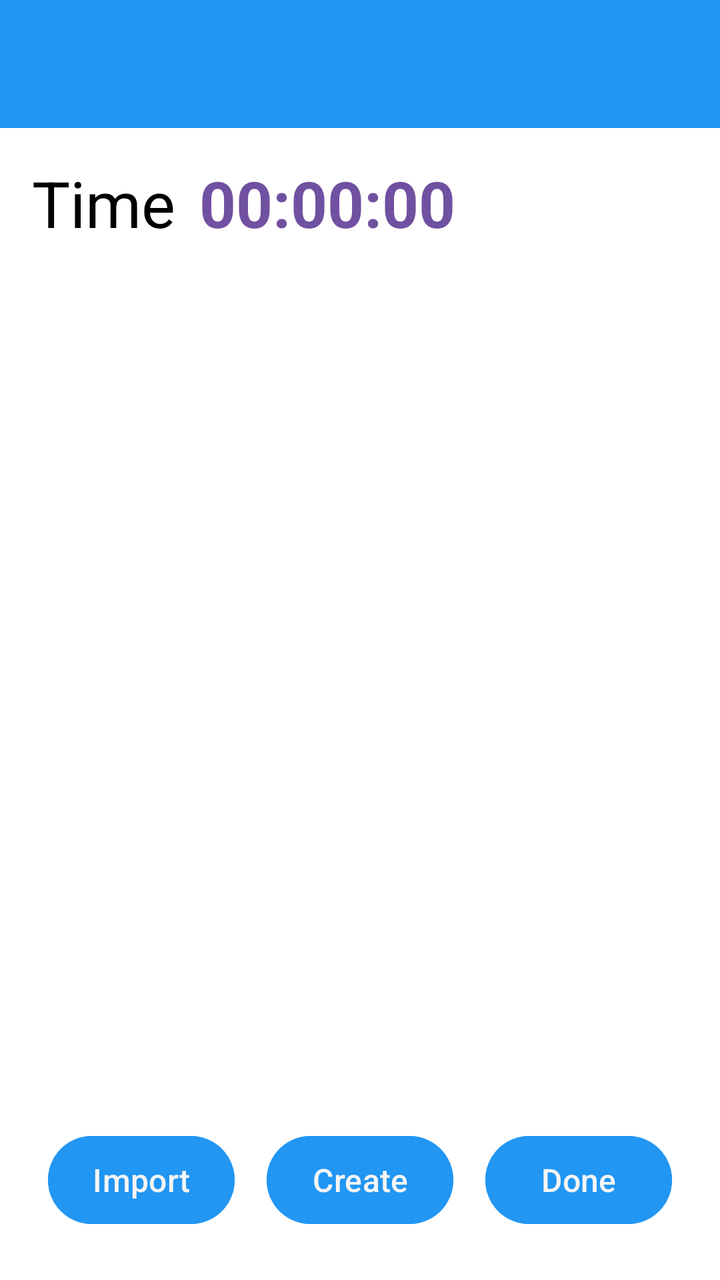
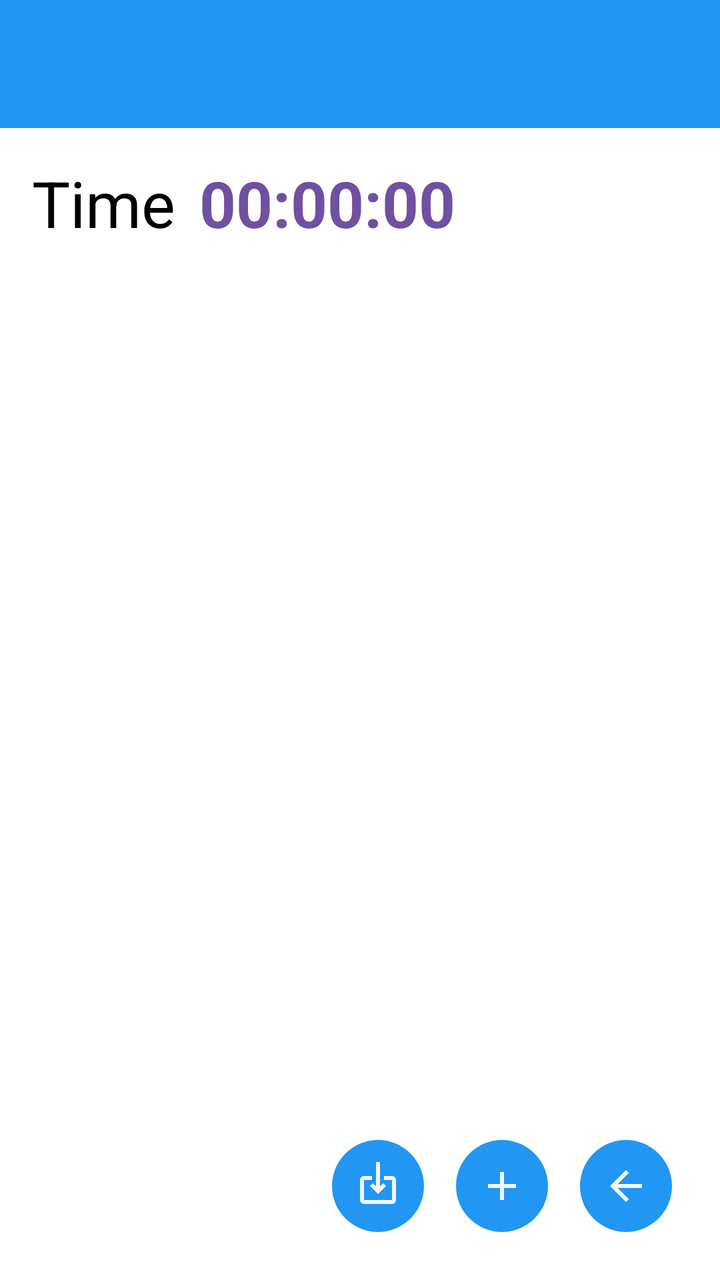

An Android layout rendered at two revisions. The XML below is the earlier revision; the diff shows what the commit changed to produce the second picture.
<!-- AndroidManifest.xml: application theme Theme.Freer -->
<!-- res/layout/activity_totp.xml -->
<?xml version="1.0" encoding="utf-8"?>
<LinearLayout xmlns:android="http://schemas.android.com/apk/res/android"
    android:layout_width="match_parent"
    android:layout_height="match_parent"
    android:orientation="vertical">

    <include layout="@layout/common_toolbar" />

    <LinearLayout
        android:layout_width="match_parent"
        android:layout_height="wrap_content"
        android:orientation="horizontal"
        android:padding="16dp"
        android:id="@+id/timeContainer"
        android:gravity="center_vertical">

        <TextView
            android:id="@+id/timeLabel"
            android:layout_width="wrap_content"
            android:layout_height="wrap_content"
            android:text="@string/time"
            android:textColor="@color/text_color"
            android:textSize="32sp"
            android:layout_marginEnd="12dp" />

        <TextView
            android:id="@+id/currentTimeText"
            android:layout_width="wrap_content"
            android:layout_height="wrap_content"
            android:text="@string/_00_00_00"
            android:textSize="32sp"
            android:textStyle="bold"
            android:textColor="@color/field_name"
            android:layout_marginEnd="16dp" />
    </LinearLayout>

    <androidx.core.widget.NestedScrollView
        android:layout_width="match_parent"
        android:layout_height="0dp"
        android:layout_weight="1"
        android:fillViewport="true">
        <LinearLayout
            android:id="@+id/totpCardList"
            android:layout_width="match_parent"
            android:layout_height="wrap_content"
            android:orientation="vertical"
            android:padding="8dp" />
    </androidx.core.widget.NestedScrollView>

    <LinearLayout
        android:id="@+id/buttonContainer"
        android:layout_width="match_parent"
        android:layout_height="wrap_content"
        android:orientation="horizontal"
        android:gravity="center"
        android:padding="16dp">

        <Button
            android:id="@+id/importButton"
            style="@style/ButtonStyle"
            android:text="@string/import_tx" />

        <Button
            android:id="@+id/createButton"
            style="@style/ButtonStyle"
            android:text="@string/create" />

        <Button
            android:id="@+id/doneButton"
            style="@style/ButtonStyle"
            android:text="@string/done" />
    </LinearLayout>
</LinearLayout>
<!-- res/layout/common_toolbar.xml (included above) -->
<?xml version="1.0" encoding="utf-8"?>
<androidx.appcompat.widget.Toolbar xmlns:android="http://schemas.android.com/apk/res/android"
    xmlns:app="http://schemas.android.com/apk/res-auto"
    android:id="@+id/toolbar"
    android:layout_width="match_parent"
    android:layout_height="?attr/actionBarSize"
    android:background="@color/colorAccent"
    android:theme="@style/ThemeOverlay.Freer.Toolbar">

    <LinearLayout
        android:id="@+id/toolbar_fid_container"
        android:layout_width="wrap_content"
        android:layout_height="match_parent"
        android:layout_gravity="end"
        android:orientation="horizontal"
        android:gravity="center_vertical"
        android:paddingEnd="4dp"
        android:paddingStart="16dp"
        android:visibility="gone"
        android:clickable="true"
        android:focusable="true"
        android:background="?android:attr/selectableItemBackground">

        <TextView
            android:id="@+id/toolbar_fid_text"
            android:layout_width="wrap_content"
            android:layout_height="wrap_content"
            android:layout_marginEnd="8dp"
            android:text="FID123456789..."
            android:textColor="@android:color/white"
            android:textSize="14sp"
            android:maxLines="1"
            android:ellipsize="none" />

        <ImageView
            android:id="@+id/toolbar_avatar"
            android:layout_width="42dp"
            android:layout_height="42dp"
            android:background="@color/colorAccent"
            android:scaleType="centerCrop"
            android:contentDescription="@string/avatar" />

    </LinearLayout>

</androidx.appcompat.widget.Toolbar>
<!-- resources referenced by this layout -->
<resources>
  <color name="colorAccent">#2196F3</color>
  <color name="field_name">#7050A0</color>
  <color name="text_color">#000000</color>
  <string name="_00_00_00" translatable="false">00:00:00</string>
  <string name="avatar">Avatar</string>
  <string name="create">Create</string>
  <string name="done">Done</string>
  <string name="import_tx">Import</string>
  <string name="time">Time</string>
  <style name="ButtonStyle">
          <item name="android:textColor">@color/main_background</item>
          <item name="android:backgroundTint">@color/colorAccent</item>
          <item name="android:paddingStart">8dp</item>
          <item name="android:paddingEnd">8dp</item>
          <item name="android:paddingTop">8dp</item>
          <item name="android:paddingBottom">8dp</item>
          <item name="android:textSize">16sp</item>
          <item name="android:textAllCaps">false</item>
          <item name="android:layout_width">wrap_content</item>
          <item name="android:layout_height">@dimen/button_height</item>
          <item name="android:layout_weight">1</item>
          <item name="android:layout_marginStart">4dp</item>
          <item name="android:layout_marginEnd">4dp</item>
          <item name="android:layout_margin">8dp</item>
          <item name="android:layout_gravity">center</item>
      </style>
  <style name="ThemeOverlay.Freer.Toolbar" parent="ThemeOverlay.AppCompat.ActionBar">
          <item name="android:textColorPrimary">@color/main_background</item>
          <item name="android:textColorSecondary">@color/main_background</item>
      </style>
  <style name="Theme.Freer" parent="Base.Theme.Freer" />
  <color name="main_background">#F5F5F5</color>
  <dimen name="button_height">52dp</dimen>
  <style name="Base.Theme.Freer" parent="Theme.Material3.DayNight.NoActionBar">
          <item name="colorPrimary">#2196F3</item>
          <item name="colorAccent">#2196F3</item>
          <item name="android:windowBackground">#FFFFFF</item>
          
          <item name="android:windowLayoutInDisplayCutoutMode">shortEdges</item>
          <item name="android:enforceNavigationBarContrast">false</item>
          <item name="android:enforceStatusBarContrast">false</item>
          <item name="android:statusBarColor">@android:color/transparent</item>
          <item name="android:navigationBarColor">@android:color/transparent</item>
          <item name="android:windowLightStatusBar">true</item>
          <item name="android:windowLightNavigationBar">true</item>
      </style>
</resources>

<!-- the commit's change to res/layout/activity_totp.xml (unified diff, before → after) -->
@@ -19,7 +19,7 @@
             android:layout_width="wrap_content"
             android:layout_height="wrap_content"
             android:text="@string/time"
-            android:textColor="@color/text_color"
+            android:textColor="@color/text"
             android:textSize="32sp"
             android:layout_marginEnd="12dp" />
 
@@ -52,23 +52,26 @@
         android:layout_width="match_parent"
         android:layout_height="wrap_content"
         android:orientation="horizontal"
-        android:gravity="center"
-        android:padding="16dp">
+        android:padding="16dp"
+        android:gravity="end">
 
-        <Button
+        <ImageButton
             android:id="@+id/importButton"
-            style="@style/ButtonStyle"
-            android:text="@string/import_tx" />
+            style="@style/ImageButtonStyle"
+            android:src="@drawable/ic_import"
+            android:contentDescription="@string/import_tx" />
 
-        <Button
+        <ImageButton
             android:id="@+id/createButton"
-            style="@style/ButtonStyle"
-            android:text="@string/create" />
+            style="@style/ImageButtonStyle"
+            android:src="@drawable/ic_plus"
+            android:contentDescription="@string/create" />
 
-        <Button
-            android:id="@+id/doneButton"
-            style="@style/ButtonStyle"
-            android:text="@string/done" />
+        <ImageButton
+            android:id="@+id/back_button"
+            style="@style/ImageButtonStyle"
+            android:src="@drawable/ic_back"
+            android:contentDescription="@string/back" />
     </LinearLayout>
 </LinearLayout>
 <!-- res/layout/common_toolbar.xml (included above) -->
@@ -78,7 +81,7 @@
     android:id="@+id/toolbar"
     android:layout_width="match_parent"
     android:layout_height="?attr/actionBarSize"
-    android:background="@color/colorAccent"
+    android:background="@color/accent"
     android:theme="@style/ThemeOverlay.Freer.Toolbar">
 
     <LinearLayout
@@ -87,30 +90,31 @@
         android:layout_height="match_parent"
         android:layout_gravity="end"
         android:orientation="horizontal"
-        android:gravity="center_vertical"
-        android:paddingEnd="4dp"
-        android:paddingStart="16dp"
+        android:gravity="end|center_vertical"
         android:visibility="gone"
         android:clickable="true"
         android:focusable="true"
+        android:paddingStart="8dp"
+        android:paddingEnd="16dp"
         android:background="?android:attr/selectableItemBackground">
 
         <TextView
             android:id="@+id/toolbar_fid_text"
-            android:layout_width="wrap_content"
+            android:layout_width="130dp"
             android:layout_height="wrap_content"
-            android:layout_marginEnd="8dp"
-            android:text="FID123456789..."
-            android:textColor="@android:color/white"
+            android:textColor="@color/main_background"
+            android:paddingStart="8dp"
+            android:paddingEnd="4dp"
             android:textSize="14sp"
             android:maxLines="1"
-            android:ellipsize="none" />
+            android:gravity="end"
+            android:ellipsize="middle" />
 
         <ImageView
             android:id="@+id/toolbar_avatar"
             android:layout_width="42dp"
             android:layout_height="42dp"
-            android:background="@color/colorAccent"
+            android:background="@color/accent"
             android:scaleType="centerCrop"
             android:contentDescription="@string/avatar" />
 
<!-- resource entries referenced after the edit -->
@@ -1,38 +1,66 @@
 <!-- resources referenced by this layout -->
 <resources>
-  <color name="colorAccent">#2196F3</color>
+  <color name="accent">#2196F3</color>
   <color name="field_name">#7050A0</color>
-  <color name="text_color">#000000</color>
   <string name="_00_00_00" translatable="false">00:00:00</string>
   <string name="avatar">Avatar</string>
+  <string name="back">Back</string>
   <string name="create">Create</string>
-  <string name="done">Done</string>
   <string name="import_tx">Import</string>
   <string name="time">Time</string>
-  <style name="ButtonStyle">
-          <item name="android:textColor">@color/main_background</item>
-          <item name="android:backgroundTint">@color/colorAccent</item>
-          <item name="android:paddingStart">8dp</item>
-          <item name="android:paddingEnd">8dp</item>
-          <item name="android:paddingTop">8dp</item>
-          <item name="android:paddingBottom">8dp</item>
-          <item name="android:textSize">16sp</item>
-          <item name="android:textAllCaps">false</item>
-          <item name="android:layout_width">wrap_content</item>
-          <item name="android:layout_height">@dimen/button_height</item>
-          <item name="android:layout_weight">1</item>
-          <item name="android:layout_marginStart">4dp</item>
-          <item name="android:layout_marginEnd">4dp</item>
+  <style name="ImageButtonStyle">
+          <item name="android:layout_width">46dp</item>
+          <item name="android:layout_height">46dp</item>
           <item name="android:layout_margin">8dp</item>
-          <item name="android:layout_gravity">center</item>
+          <item name="android:background">@drawable/bg_round_accent</item>
+          <item name="android:tint">@color/main_background</item>
+          <item name="android:scaleType">centerInside</item>
+          <item name="android:padding">8dp</item>
       </style>
   <style name="ThemeOverlay.Freer.Toolbar" parent="ThemeOverlay.AppCompat.ActionBar">
           <item name="android:textColorPrimary">@color/main_background</item>
           <item name="android:textColorSecondary">@color/main_background</item>
       </style>
   <style name="Theme.Freer" parent="Base.Theme.Freer" />
+  <!-- drawable bg_round_accent (drawable) -->
+  <?xml version="1.0" encoding="utf-8"?>
+  <shape xmlns:android="http://schemas.android.com/apk/res/android"
+      android:shape="oval">
+      <solid android:color="@color/accent" />
+  </shape>
   <color name="main_background">#F5F5F5</color>
-  <dimen name="button_height">52dp</dimen>
+  <color name="text">#000000</color>
+  <!-- drawable ic_back (drawable) -->
+  <vector xmlns:android="http://schemas.android.com/apk/res/android"
+      android:width="24dp"
+      android:height="24dp"
+      android:viewportWidth="960"
+      android:viewportHeight="960">
+    <path
+        android:pathData="m313,520 l224,224 -57,56 -320,-320 320,-320 57,56 -224,224h487v80L313,520Z"
+        android:fillColor="@color/main_background"/>
+  </vector>
+  <!-- drawable ic_import (drawable) -->
+  <vector xmlns:android="http://schemas.android.com/apk/res/android"
+      android:width="24dp"
+      android:height="24dp"
+      android:viewportWidth="960"
+      android:viewportHeight="960">
+    <path
+        android:pathData="M200,840q-33,0 -56.5,-23.5T120,760v-400q0,-33 23.5,-56.5T200,280h160v80L200,360v400h560v-400L600,360v-80h160q33,0 56.5,23.5T840,360v400q0,33 -23.5,56.5T760,840L200,840ZM480,640L320,480l56,-56 64,63v-487h80v487l64,-63 56,56 -160,160Z"
+        android:fillColor="#000000"/>
+  </vector>
+  <!-- drawable ic_plus (drawable) -->
+  <?xml version="1.0" encoding="utf-8"?>
+  <vector xmlns:android="http://schemas.android.com/apk/res/android"
+      android:width="24dp"
+      android:height="24dp"
+      android:viewportWidth="24"
+      android:viewportHeight="24">
+      <path
+          android:fillColor="@color/accent"
+          android:pathData="M19,13h-6v6h-2v-6H5v-2h6V5h2v6h6v2z"/>
+  </vector>
   <style name="Base.Theme.Freer" parent="Theme.Material3.DayNight.NoActionBar">
           <item name="colorPrimary">#2196F3</item>
           <item name="colorAccent">#2196F3</item>
